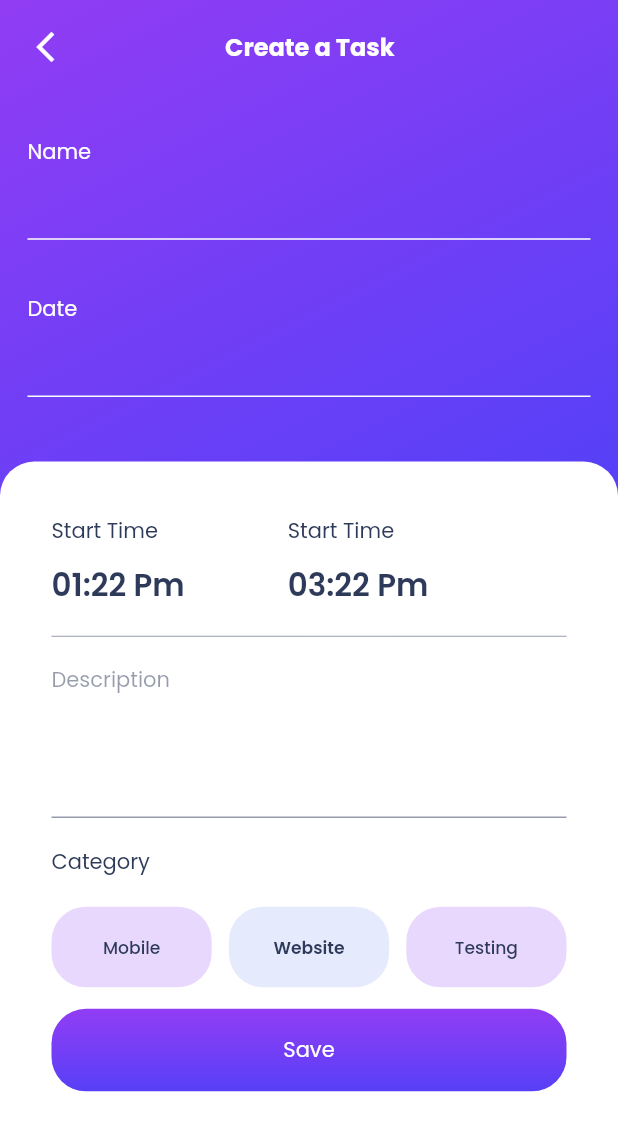
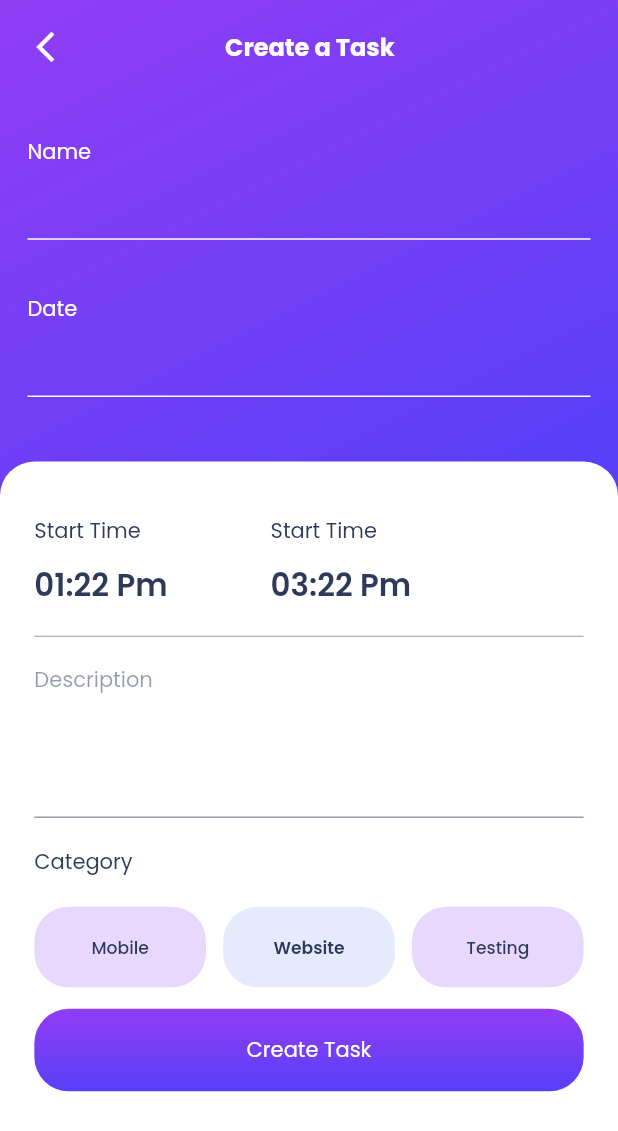
Before and after one commit to IJ4L/taskfy, a Flutter app: the AddTaskPage screen opened by its route, on a phone screen of 412 x 824 dp. Shown: the top 1131 px of the screen. Run offline on Flutter 3.47's test engine with Material 2 defaults, Android fonts, the phone set to English and light mode, and no system bars; our stand-ins replace bloc, flutter_bloc, flutter_screenutil, go_router, google_fonts.

Commit message:
something new

```diff
--- a/lib/main.dart
+++ b/lib/main.dart
@@ -17,9 +17,11 @@ class MyApp extends StatelessWidget {
   @override
   Widget build(BuildContext context) {
     return ScreenUtilInit(
+      rebuildFactor: RebuildFactors.all,
       builder: (BuildContext context, Widget? child) {
         return MultiBlocProvider(
           providers: [
+
             BlocProvider(create: (context) => OpacityCubit()),
             BlocProvider(
               create: (context) => DatePickerCubit(
--- a/lib/presentation/pages/add_task_page.dart
+++ b/lib/presentation/pages/add_task_page.dart
@@ -17,9 +17,7 @@ class AddTaskPage extends StatelessWidget {
   @override
   Widget build(BuildContext context) {
     return Scaffold(
-      body: ListView(
-        children: [
-          Container(
+      body: Container(
         height: MediaQuery.of(context).size.height,
         width: MediaQuery.of(context).size.width,
         decoration: BoxDecoration(gradient: kSecondGradient),
@@ -28,8 +26,7 @@ class AddTaskPage extends StatelessWidget {
           children: [
             SafeArea(
               child: Container(
-                    margin:
-                        EdgeInsets.symmetric(horizontal: 16.w, vertical: 16.h),
+                margin: EdgeInsets.symmetric(horizontal: 16.w, vertical: 16.h),
                 child: Column(
                   crossAxisAlignment: CrossAxisAlignment.start,
                   children: [
@@ -68,7 +65,7 @@ class AddTaskPage extends StatelessWidget {
               child: Container(
                 width: double.infinity,
                 padding: EdgeInsets.symmetric(
-                      horizontal: 30.w,
+                  horizontal: 20.w,
                   vertical: 30.h,
                 ),
                 decoration: BoxDecoration(
@@ -142,7 +139,7 @@ class AddTaskPage extends StatelessWidget {
                         ontap: () {},
                         child: Center(
                           child: Text(
-                                'Save',
+                            'Create Task',
                             style: whiteTextStyle,
                           ),
                         ),
@@ -154,8 +151,6 @@ class AddTaskPage extends StatelessWidget {
             ),
           ],
         ),
-          ),
-        ],
       ),
     );
   }
--- a/lib/presentation/pages/task_page.dart
+++ b/lib/presentation/pages/task_page.dart
@@ -71,7 +71,7 @@ class _DatePageState extends State<TaskPage> {
               Container(
                 height: 190.h,
                 width: double.infinity,
-                padding: EdgeInsets.symmetric(horizontal: 16.w, vertical: 18.h),
+                padding: EdgeInsets.symmetric(horizontal: 20.w, vertical: 18.h),
                 decoration: BoxDecoration(
                   color: kWhiteColor,
                   borderRadius: BorderRadius.vertical(
```
Lines whose indentation alone changed are shown as unchanged.
